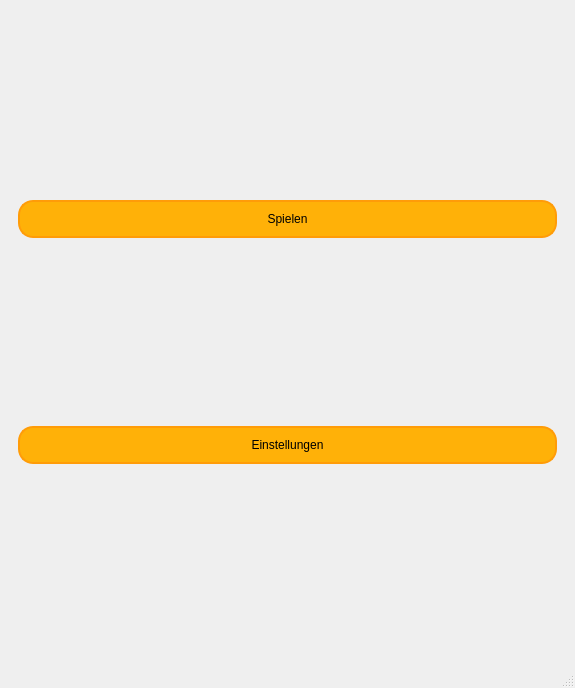
JannisBerndt/Mastermind, file mainwindow.ui: the form before one commit.
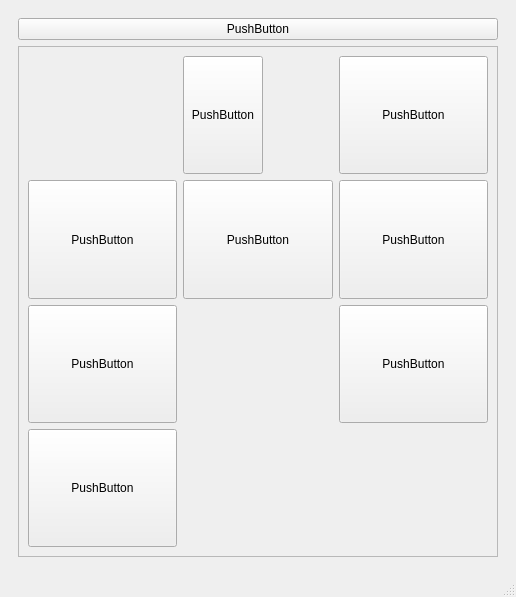
The form after the commit.

Diff of the .ui file:
```diff
--- a/mainwindow.ui
+++ b/mainwindow.ui
@@ -6,8 +6,8 @@
    <rect>
     <x>0</x>
     <y>0</y>
-    <width>575</width>
-    <height>688</height>
+    <width>516</width>
+    <height>597</height>
    </rect>
   </property>
   <property name="windowTitle">
@@ -21,7 +21,7 @@
     <item>
      <widget class="QStackedWidget" name="stackedWidget">
       <property name="currentIndex">
-       <number>0</number>
+       <number>2</number>
       </property>
       <widget class="QWidget" name="page_1">
        <layout class="QVBoxLayout" name="verticalLayout_2">
@@ -121,6 +121,143 @@
         </item>
        </layout>
       </widget>
+      <widget class="QWidget" name="page">
+       <layout class="QVBoxLayout" name="verticalLayout_4">
+        <item>
+         <widget class="QPushButton" name="pushButton">
+          <property name="text">
+           <string>PushButton</string>
+          </property>
+         </widget>
+        </item>
+        <item>
+         <widget class="QScrollArea" name="scrollArea">
+          <property name="widgetResizable">
+           <bool>true</bool>
+          </property>
+          <widget class="QWidget" name="scrollAreaWidgetContents">
+           <property name="geometry">
+            <rect>
+             <x>0</x>
+             <y>0</y>
+             <width>478</width>
+             <height>489</height>
+            </rect>
+           </property>
+           <layout class="QGridLayout" name="gridLayout">
+            <item row="1" column="2">
+             <widget class="QPushButton" name="pushButton_5">
+              <property name="sizePolicy">
+               <sizepolicy hsizetype="Expanding" vsizetype="Expanding">
+                <horstretch>0</horstretch>
+                <verstretch>0</verstretch>
+               </sizepolicy>
+              </property>
+              <property name="text">
+               <string>PushButton</string>
+              </property>
+             </widget>
+            </item>
+            <item row="0" column="2">
+             <widget class="QPushButton" name="pushButton_9">
+              <property name="sizePolicy">
+               <sizepolicy hsizetype="Expanding" vsizetype="Expanding">
+                <horstretch>0</horstretch>
+                <verstretch>0</verstretch>
+               </sizepolicy>
+              </property>
+              <property name="text">
+               <string>PushButton</string>
+              </property>
+             </widget>
+            </item>
+            <item row="2" column="2">
+             <widget class="QPushButton" name="pushButton_4">
+              <property name="sizePolicy">
+               <sizepolicy hsizetype="Expanding" vsizetype="Expanding">
+                <horstretch>0</horstretch>
+                <verstretch>0</verstretch>
+               </sizepolicy>
+              </property>
+              <property name="text">
+               <string>PushButton</string>
+              </property>
+             </widget>
+            </item>
+            <item row="0" column="1">
+             <widget class="QPushButton" name="pushButton_8">
+              <property name="sizePolicy">
+               <sizepolicy hsizetype="Maximum" vsizetype="Minimum">
+                <horstretch>0</horstretch>
+                <verstretch>0</verstretch>
+               </sizepolicy>
+              </property>
+              <property name="layoutDirection">
+               <enum>Qt::LeftToRight</enum>
+              </property>
+              <property name="text">
+               <string>PushButton</string>
+              </property>
+             </widget>
+            </item>
+            <item row="3" column="0">
+             <widget class="QPushButton" name="pushButton_6">
+              <property name="sizePolicy">
+               <sizepolicy hsizetype="Expanding" vsizetype="Expanding">
+                <horstretch>0</horstretch>
+                <verstretch>0</verstretch>
+               </sizepolicy>
+              </property>
+              <property name="text">
+               <string>PushButton</string>
+              </property>
+             </widget>
+            </item>
+            <item row="1" column="1">
+             <widget class="QPushButton" name="pushButton_7">
+              <property name="sizePolicy">
+               <sizepolicy hsizetype="Expanding" vsizetype="Expanding">
+                <horstretch>0</horstretch>
+                <verstretch>0</verstretch>
+               </sizepolicy>
+              </property>
+              <property name="text">
+               <string>PushButton</string>
+              </property>
+             </widget>
+            </item>
+            <item row="2" column="0">
+             <widget class="QPushButton" name="pushButton_2">
+              <property name="sizePolicy">
+               <sizepolicy hsizetype="Expanding" vsizetype="Expanding">
+                <horstretch>0</horstretch>
+                <verstretch>0</verstretch>
+               </sizepolicy>
+              </property>
+              <property name="text">
+               <string>PushButton</string>
+              </property>
+             </widget>
+            </item>
+            <item row="1" column="0">
+             <widget class="QPushButton" name="pushButton_3">
+              <property name="sizePolicy">
+               <sizepolicy hsizetype="Expanding" vsizetype="Expanding">
+                <horstretch>0</horstretch>
+                <verstretch>0</verstretch>
+               </sizepolicy>
+              </property>
+              <property name="text">
+               <string>PushButton</string>
+              </property>
+             </widget>
+            </item>
+           </layout>
+          </widget>
+         </widget>
+        </item>
+       </layout>
+      </widget>
      </widget>
     </item>
    </layout>
```
Left out of the diff: 5 changed lines with no effect on the pictures.
